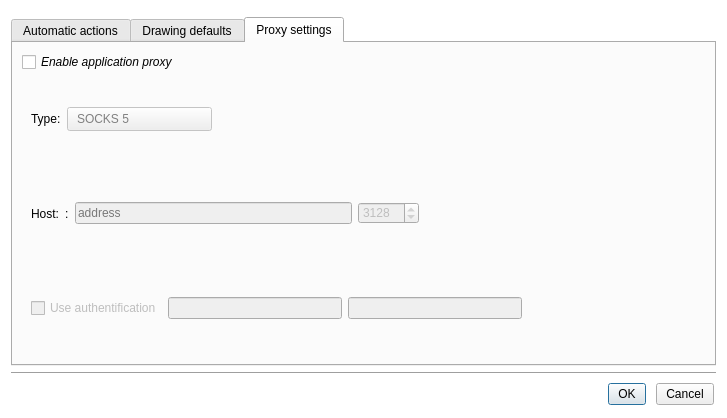
The window that plugins/perspective/GraphPerspective/designer/PreferencesDialog.ui (Tulip-Dev/tulip) describes before a commit, drawn with Qt 5.
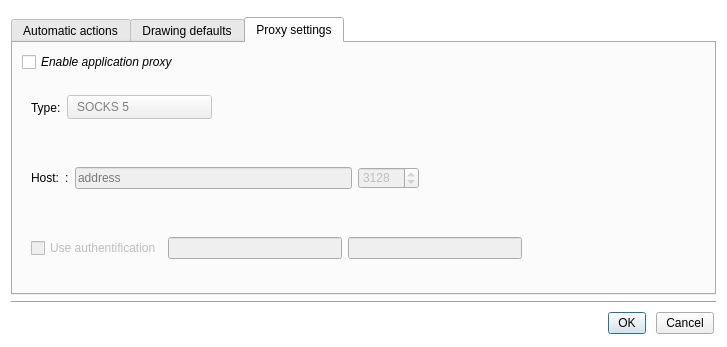
The same window after the commit. Icons and pictures are not drawn.

Commit message: fix for gui tests failing after commit #12078

```diff
--- a/plugins/perspective/GraphPerspective/designer/PreferencesDialog.ui
+++ b/plugins/perspective/GraphPerspective/designer/PreferencesDialog.ui
@@ -7,7 +7,7 @@
     <x>0</x>
     <y>0</y>
     <width>727</width>
-    <height>418</height>
+    <height>347</height>
    </rect>
   </property>
   <property name="sizePolicy">
```
